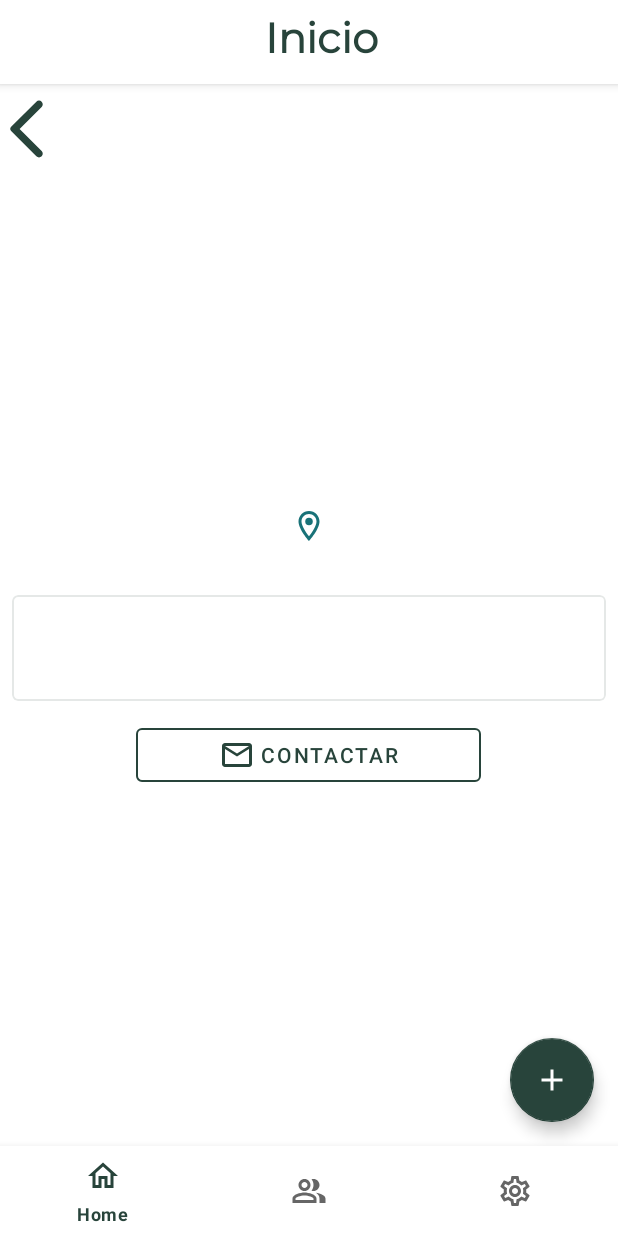
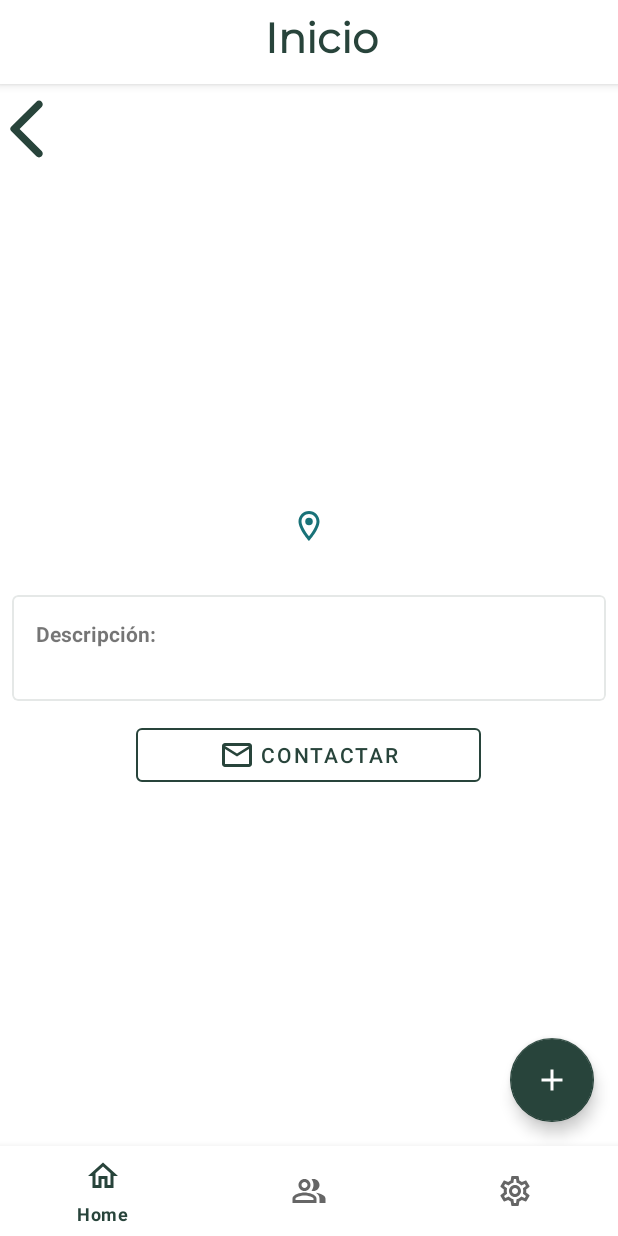
Before and after one commit to alxgarci/commons, an Android app: the fragment VecinoFragment placed in its activity, on a phone screen of 412 x 824 dp. Run offline under Robolectric (Android 15) with nearby library versions, the phone set to English and light mode, and no system bars; our stand-ins replace Firebase (no records; nobody signed in at launch, a user with empty details on screens opened directly); 4 statements that could not run were skipped.

Commit message:
entrega FINAL PIntegrador

```diff
--- a/app/src/main/res/layout/fragment_vecino.xml
+++ b/app/src/main/res/layout/fragment_vecino.xml
@@ -65,6 +65,7 @@
                 android:id="@+id/tvFragmentDes"
                 android:layout_width="wrap_content"
                 android:layout_height="wrap_content"
+                android:text="@string/tv_fragment_desc"
                 android:textStyle="bold"/>
 
             <TextView
```
